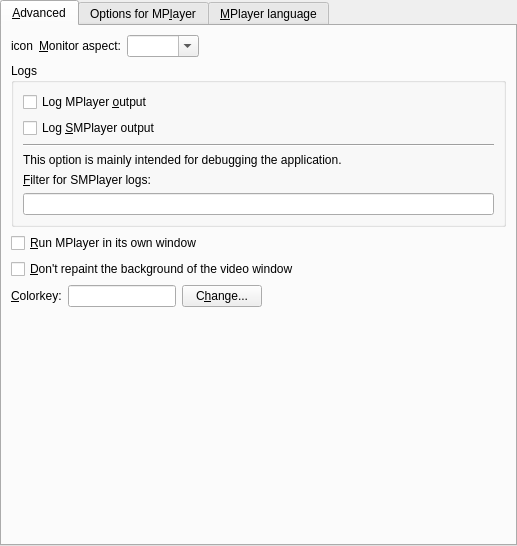
wilbert2000/wzplayer, file src/prefadvanced.ui: the form before one commit.
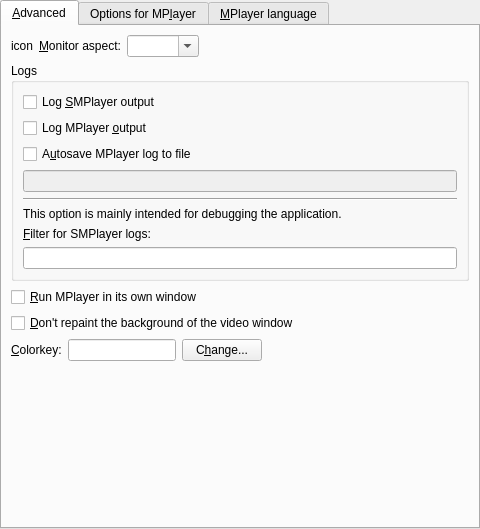
The form after the commit. Icons and pictures are not drawn. Custom widgets are drawn as their Qt base class.

Commit message: Added options in Preferences->Advanced to save automatically the mplayer log every time a new file is played. Intended for external applications. Most of the code developed by iSage.

```diff
--- a/src/prefadvanced.ui
+++ b/src/prefadvanced.ui
@@ -5,8 +5,8 @@
    <rect>
     <x>0</x>
     <y>0</y>
-    <width>517</width>
-    <height>546</height>
+    <width>480</width>
+    <height>529</height>
    </rect>
   </property>
   <property name="windowIcon" >
@@ -111,13 +111,6 @@
           <property name="spacing" >
            <number>6</number>
           </property>
-          <item>
-           <widget class="QCheckBox" name="log_mplayer_check" >
-            <property name="text" >
-             <string>Log MPlayer &amp;output</string>
-            </property>
-           </widget>
-          </item>
           <item>
            <widget class="QCheckBox" name="log_smplayer_check" >
             <property name="text" >
@@ -125,6 +118,27 @@
             </property>
            </widget>
           </item>
+          <item>
+           <widget class="QCheckBox" name="log_mplayer_check" >
+            <property name="text" >
+             <string>Log MPlayer &amp;output</string>
+            </property>
+           </widget>
+          </item>
+          <item>
+           <widget class="QCheckBox" name="log_mplayer_save_check" >
+            <property name="text" >
+             <string>A&amp;utosave MPlayer log to file</string>
+            </property>
+           </widget>
+          </item>
+          <item>
+           <widget class="QLineEdit" name="log_mplayer_save_name" >
+            <property name="enabled" >
+             <bool>false</bool>
+            </property>
+           </widget>
+          </item>
           <item>
            <widget class="Line" name="line8_2" >
             <property name="sizePolicy" >
```
Left out of the diff: 19 changed lines with no effect on the pictures. The commit also changes 30 other files.
